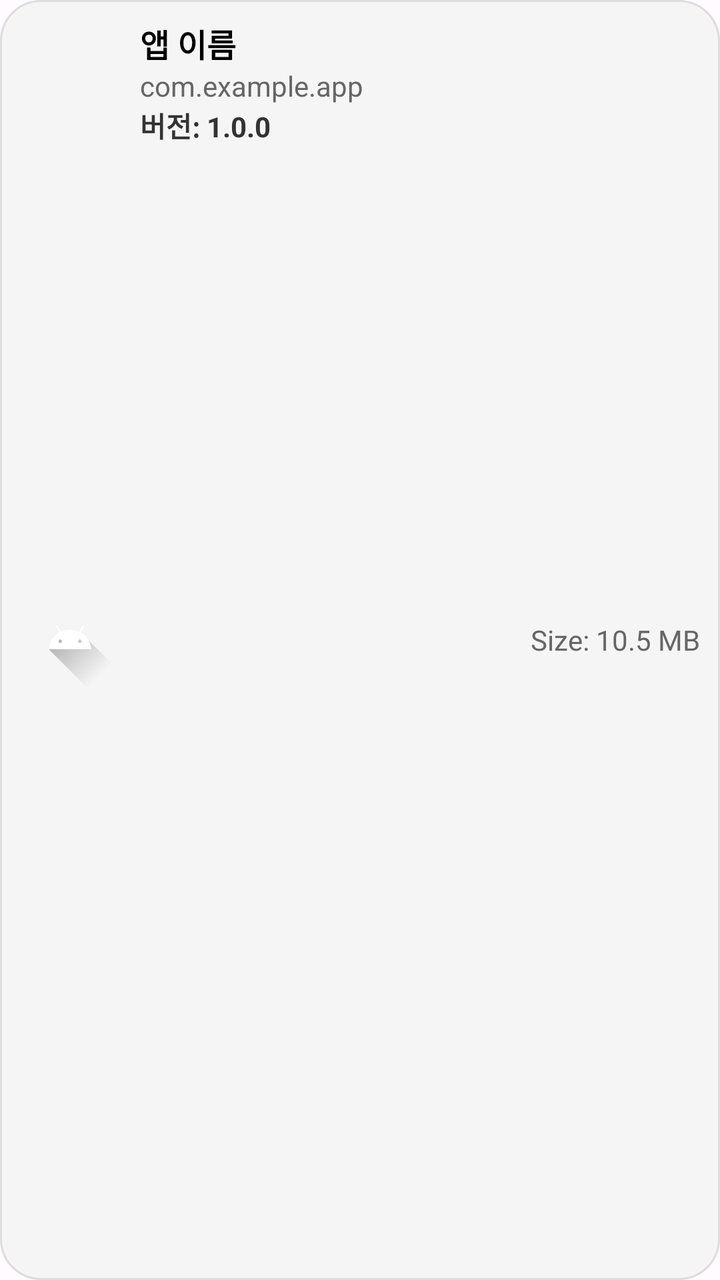
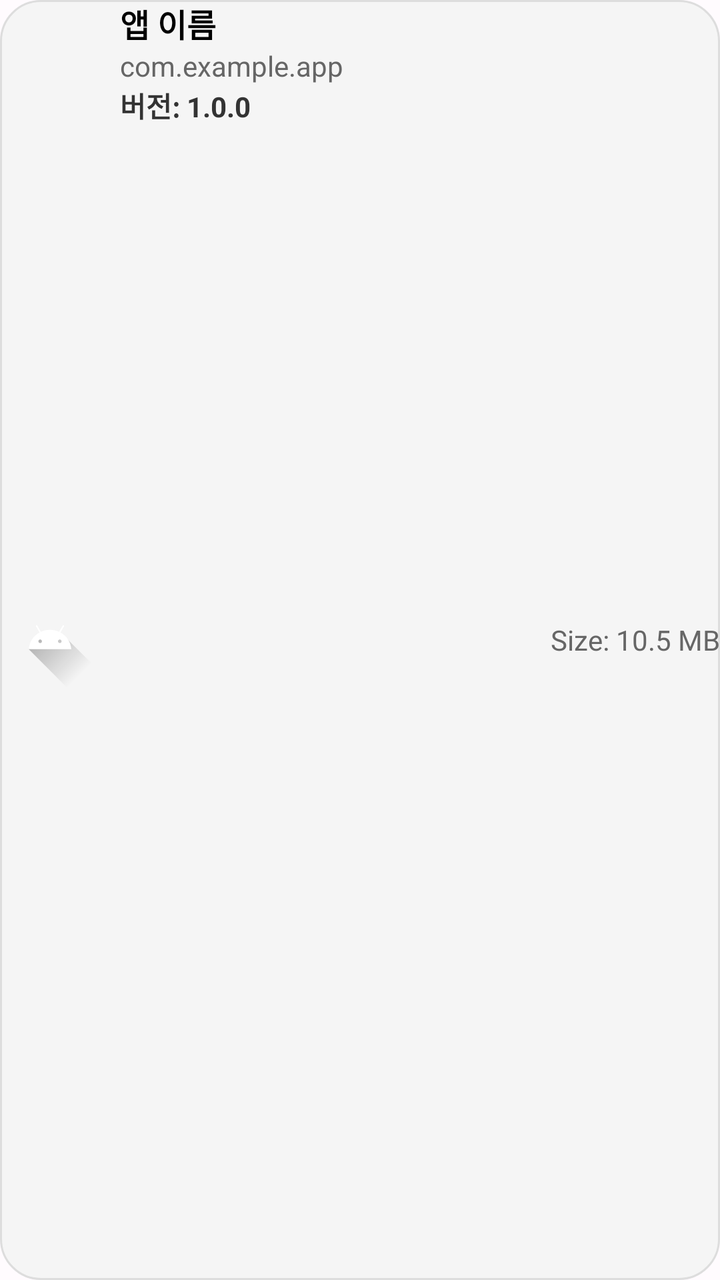

Two renders of the same Android screen: before a commit and after it. Below are the layout's source before the change and the commit's diff.
<!-- AndroidManifest.xml: application theme AppTheme -->
<!-- res/layout/popup_player_list_item.xml -->
<?xml version="1.0" encoding="utf-8"?>
<LinearLayout xmlns:android="http://schemas.android.com/apk/res/android"
    android:layout_width="match_parent"
    android:layout_height="wrap_content"
    android:orientation="horizontal"
    android:background="@drawable/popup_player_list_item_background"
    android:padding="10dp">

    
    <ImageView
        android:id="@+id/imageThumbnail"
        android:layout_width="50dp"
        android:layout_height="50dp"
        android:layout_gravity="center_vertical"
        android:scaleType="centerCrop"
        android:src="@drawable/ic_launcher_foreground" />

    
    <LinearLayout
        android:layout_width="0dp"
        android:layout_height="wrap_content"
        android:layout_weight="1"
        android:orientation="vertical"
        android:paddingStart="10dp">

        
        <TextView
            android:id="@+id/textAppName"
            android:layout_width="wrap_content"
            android:layout_height="wrap_content"
            android:text="앱 이름"
            android:textSize="16sp"
            android:textStyle="bold"
            android:textColor="#000000" />

        
        <TextView
            android:id="@+id/textPackageName"
            android:layout_width="wrap_content"
            android:layout_height="wrap_content"
            android:text="com.example.app"
            android:textSize="14sp"
            android:textColor="#666666" />

        
        <TextView
            android:id="@+id/textVersion"
            android:layout_width="wrap_content"
            android:layout_height="wrap_content"
            android:text="버전: 1.0.0"
            android:textSize="14sp"
            android:textStyle="bold"
            android:textColor="#333333" />
    </LinearLayout>

    
    <TextView
        android:id="@+id/textSize"
        android:layout_width="wrap_content"
        android:layout_height="wrap_content"
        android:text="Size: 10.5 MB"
        android:textSize="14sp"
        android:textColor="#666666"
        android:layout_gravity="center" />
</LinearLayout>
<!-- resources referenced by this layout -->
<resources>
  <!-- drawable ic_launcher_foreground (drawable-v24) -->
  <vector xmlns:android="http://schemas.android.com/apk/res/android"
      xmlns:aapt="http://schemas.android.com/aapt"
      android:width="108dp"
      android:height="108dp"
      android:viewportWidth="108"
      android:viewportHeight="108">
      <path android:pathData="M31,63.928c0,0 6.4,-11 12.1,-13.1c7.2,-2.6 26,-1.4 26,-1.4l38.1,38.1L107,108.928l-32,-1L31,63.928z">
          <aapt:attr name="android:fillColor">
              <gradient
                  android:endX="85.84757"
                  android:endY="92.4963"
                  android:startX="42.9492"
                  android:startY="49.59793"
                  android:type="linear">
                  <item
                      android:color="#44000000"
                      android:offset="0.0" />
                  <item
                      android:color="#00000000"
                      android:offset="1.0" />
              </gradient>
          </aapt:attr>
      </path>
      <path
          android:fillColor="#FFFFFF"
          android:fillType="nonZero"
          android:pathData="M65.3,45.828l3.8,-6.6c0.2,-0.4 0.1,-0.9 -0.3,-1.1c-0.4,-0.2 -0.9,-0.1 -1.1,0.3l-3.9,6.7c-6.3,-2.8 -13.4,-2.8 -19.7,0l-3.9,-6.7c-0.2,-0.4 -0.7,-0.5 -1.1,-0.3C38.8,38.328 38.7,38.828 38.9,39.228l3.8,6.6C36.2,49.428 31.7,56.028 31,63.928h46C76.3,56.028 71.8,49.428 65.3,45.828zM43.4,57.328c-0.8,0 -1.5,-0.5 -1.8,-1.2c-0.3,-0.7 -0.1,-1.5 0.4,-2.1c0.5,-0.5 1.4,-0.7 2.1,-0.4c0.7,0.3 1.2,1 1.2,1.8C45.3,56.528 44.5,57.328 43.4,57.328L43.4,57.328zM64.6,57.328c-0.8,0 -1.5,-0.5 -1.8,-1.2s-0.1,-1.5 0.4,-2.1c0.5,-0.5 1.4,-0.7 2.1,-0.4c0.7,0.3 1.2,1 1.2,1.8C66.5,56.528 65.6,57.328 64.6,57.328L64.6,57.328z"
          android:strokeWidth="1"
          android:strokeColor="#00000000" />
  </vector>
  <!-- drawable popup_player_list_item_background (drawable) -->
  <?xml version="1.0" encoding="utf-8"?>
  <shape xmlns:android="http://schemas.android.com/apk/res/android"
      android:shape="rectangle">
      <corners android:radius="20dp" />
      <solid android:color="#F5F5F5" />
      <stroke android:width="1dp" android:color="#DDDDDD" />
  </shape>
  <color name="md_theme_light_primary">#6750A4</color>
  <color name="md_theme_light_onPrimary">#FFFFFF</color>
  <color name="md_theme_light_primaryContainer">#EADDFF</color>
  <color name="md_theme_light_onPrimaryContainer">#21005D</color>
  <color name="md_theme_light_secondary">#625B71</color>
  <color name="md_theme_light_onSecondary">#FFFFFF</color>
  <color name="md_theme_light_secondaryContainer">#E8DEF8</color>
  <color name="md_theme_light_onSecondaryContainer">#1D192B</color>
  <color name="md_theme_light_tertiary">#7D5260</color>
  <color name="md_theme_light_onTertiary">#FFFFFF</color>
  <color name="md_theme_light_tertiaryContainer">#FFD8E4</color>
  <color name="md_theme_light_onTertiaryContainer">#31111D</color>
  <color name="md_theme_light_error">#B3261E</color>
  <color name="md_theme_light_onError">#FFFFFF</color>
  <color name="md_theme_light_errorContainer">#F9DEDC</color>
  <color name="md_theme_light_onErrorContainer">#410E0B</color>
  <color name="md_theme_light_outline">#79747E</color>
  <color name="md_theme_light_background">#FFFBFE</color>
  <color name="md_theme_light_onBackground">#1C1B1F</color>
  <color name="md_theme_light_surface">#FFFBFE</color>
  <color name="md_theme_light_onSurface">#1C1B1F</color>
  <color name="md_theme_light_surfaceVariant">#E7E0EC</color>
  <color name="md_theme_light_onSurfaceVariant">#49454F</color>
  <color name="md_theme_light_inverseSurface">#313033</color>
  <color name="md_theme_light_inverseOnSurface">#F4EFF4</color>
  <color name="md_theme_light_inversePrimary">#D0BCFF</color>
  <!-- unchanged entries left out for length: 1 -->
</resources>

<!-- the commit's change to res/layout/popup_player_list_item.xml (unified diff, before → after) -->
@@ -4,7 +4,7 @@
     android:layout_height="wrap_content"
     android:orientation="horizontal"
     android:background="@drawable/popup_player_list_item_background"
-    android:padding="10dp">
+    android:margin="10dp">
 
     
     <ImageView
